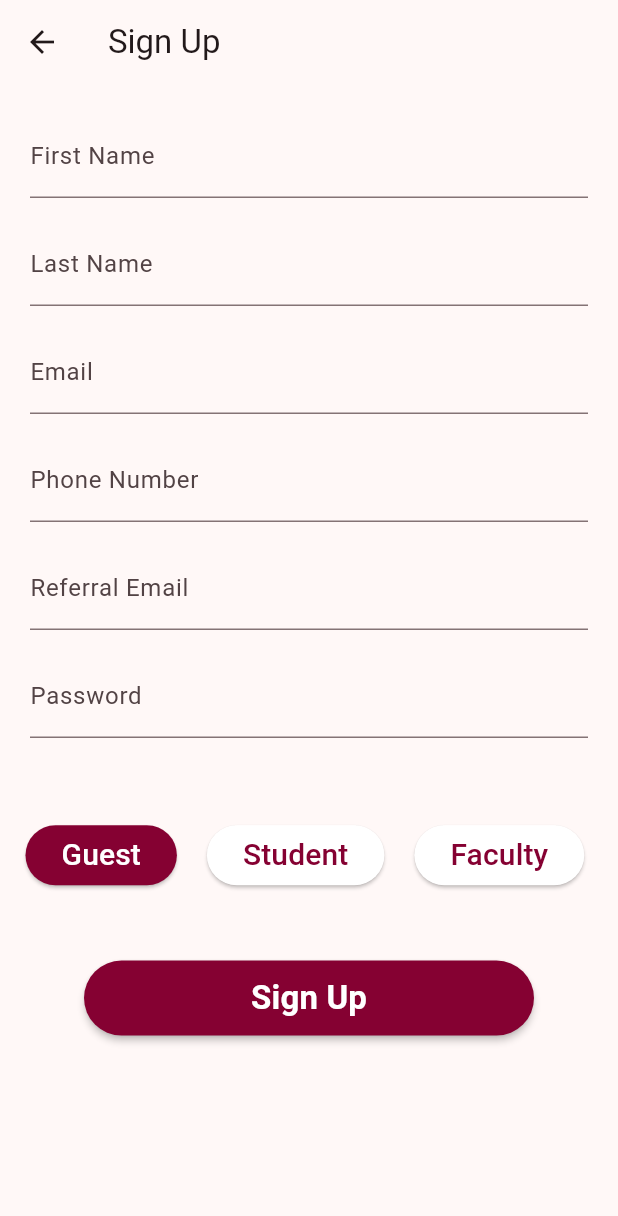
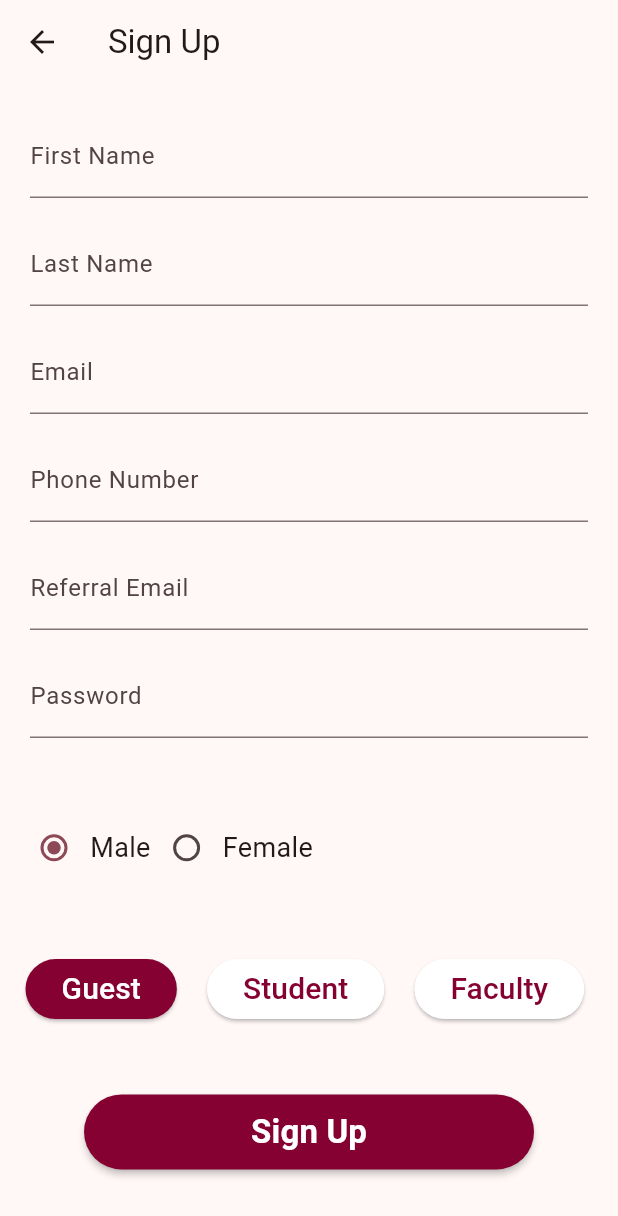
Before and after one commit to omarnaous/aubgymapp, a Flutter app: the SignUpPage screen opened directly, on a phone screen of 412 x 824 dp. Shown: the top 1216 px of the screen. Run offline on Flutter 3.47's test engine with Material 3 defaults, Android fonts, the light colour scheme and no system bars; drawn by our look-alikes of rounded_loading_button; our stand-ins replace cloud_firestore, firebase_auth, firebase_core, table_calendar; accounts and stored records are empty.

Commit message:
Minor Details Fixed

```diff
--- a/lib/Pages/sign_up.dart
+++ b/lib/Pages/sign_up.dart
@@ -7,6 +7,8 @@ import 'package:cloud_firestore/cloud_firestore.dart';
 import 'package:firebase_auth/firebase_auth.dart';
 import 'package:flutter/material.dart';
 import 'package:rounded_loading_button/rounded_loading_button.dart';
+
+enum Gender { Male, Female, Other }
 
 class SignUpPage extends StatefulWidget {
   const SignUpPage({Key? key}) : super(key: key);
@@ -151,6 +153,8 @@ class _SignUpPageState extends State<SignUpPage> {
     }
   }
 
+  Gender? selectedGender = Gender.Male;
+
   @override
   Widget build(BuildContext context) {
     double height = MediaQuery.of(context).size.height;
@@ -239,6 +243,45 @@ class _SignUpPageState extends State<SignUpPage> {
                   SizedBox(
                     height: height * 0.05,
                   ),
+                  Row(
+                    mainAxisSize: MainAxisSize.max,
+                    mainAxisAlignment: MainAxisAlignment.start,
+                    children: [
+                      Radio<Gender>(
+                        value: Gender.Male,
+                        groupValue: selectedGender,
+                        onChanged: (Gender? value) {
+                          setState(() {
+                            selectedGender = value;
+                          });
+                        },
+                      ),
+                      const Text(
+                        'Male',
+                        style: TextStyle(
+                          fontSize: 18, // Set the desired font size here
+                        ),
+                      ),
+                      Radio<Gender>(
+                        value: Gender.Female,
+                        groupValue: selectedGender,
+                        onChanged: (Gender? value) {
+                          setState(() {
+                            selectedGender = value;
+                          });
+                        },
+                      ),
+                      const Text(
+                        'Female',
+                        style: TextStyle(
+                          fontSize: 18, // Set the desired font size here
+                        ),
+                      ),
+                    ],
+                  ),
+                  SizedBox(
+                    height: height * 0.05,
+                  ),
                   RoleSelectionButtons(
                     roles: roles,
                     selectedIndex: selectedIndex,
--- a/lib/main.dart
+++ b/lib/main.dart
@@ -35,6 +35,7 @@ class MyApp extends StatelessWidget {
         builder: (BuildContext context, AsyncSnapshot<User?> snapshot) {
           if (snapshot.hasData) {
             if (snapshot.data?.emailVerified == false &&
+                snapshot.data?.email != 'test123@gmail.com' &&
                 snapshot.data?.email != 'aubadmin@gmail.com' &&
                 snapshot.data?.email != 'testfaculty@gmail.com' &&
                 snapshot.data?.email != 'teststudent@gmail.com' &&
```
Also changed, not shown: lib/Pages/class_list.dart (+6 -2 lines), lib/Pages/facilities_reservations_page.dart (+22 -10 lines), lib/Pages/gym_reserve.dart (+23 -10 lines), lib/Pages/home_page.dart (+6 -1 lines), lib/Pages/reserve_session.dart (+9 -4 lines), lib/Widgets/welcome_banner.dart (+7 -6 lines).
